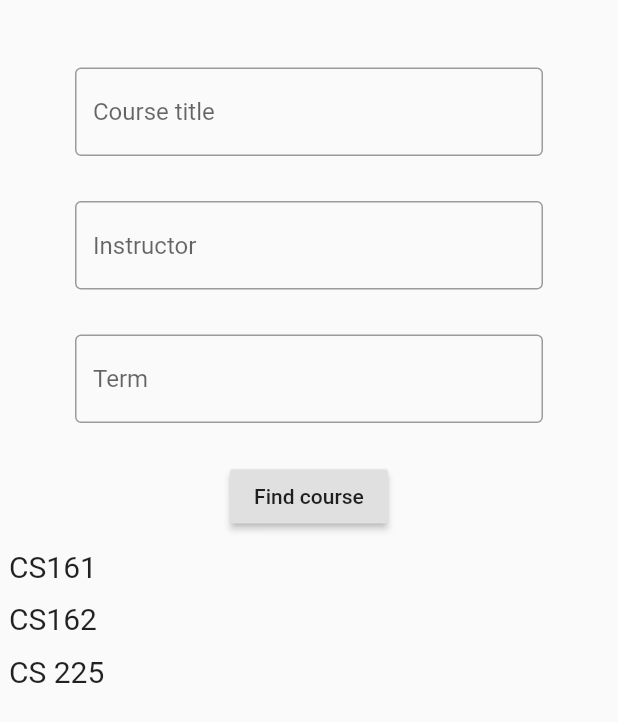
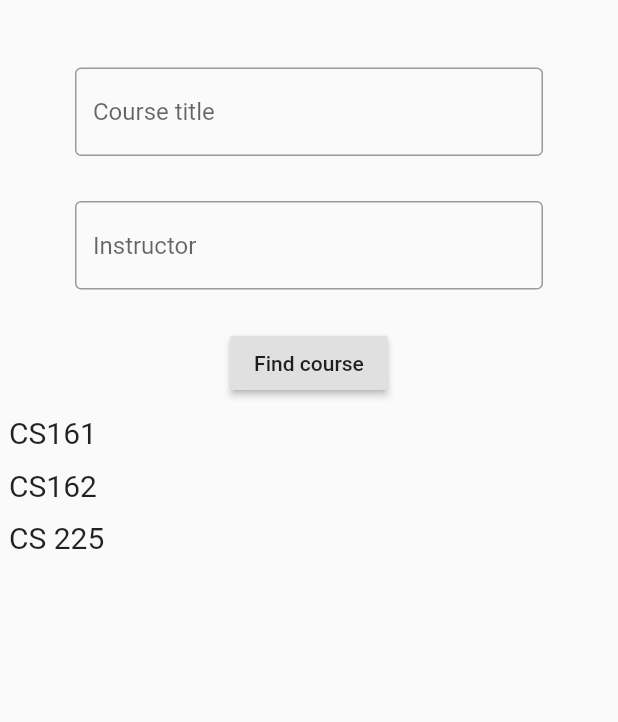
Before and after one commit to teamshutins/osu-course-review, a Flutter app: the screen it shows after launch, on a phone screen of 412 x 824 dp. Shown: the top 722 px of the screen. Run offline on Flutter 3.47's test engine with Material 2 defaults, Android fonts, the phone set to English and light mode, and no system bars; our stand-ins replace cloud_firestore; accounts and stored records are empty.

Commit message:
change CourseSearch into a stateful widget and remove search input for term

```diff
--- a/lib/components/search_results.dart
+++ b/lib/components/search_results.dart
@@ -1,10 +1,11 @@
 
+// import offical
 import 'package:flutter/material.dart';
 import 'dart:async' show Future;
 import 'package:flutter/services.dart' show rootBundle;
 import 'dart:convert';
 
-
+// import custom
 import './result.dart';
 
 class SearchResults extends StatefulWidget {
@@ -43,12 +44,8 @@ class _SearchResultsState extends State<SearchResults> {
       print('tap detected');
     }
 
-    final List<String> entries = <String>['A', 'Y', 'C'];
-    final List<int> colorCodes = <int>[600, 500, 100];
-
     return Expanded(
       child: ListView.builder(
-        // padding: const EdgeInsets.all(8),
         itemCount: _courseCatalog.length,
         itemBuilder: (BuildContext context, int index) {
           return Result(
--- a/lib/screens/course_search.dart
+++ b/lib/screens/course_search.dart
@@ -1,7 +1,17 @@
 import 'package:flutter/material.dart';
 import '../components/search_results.dart';
 
-class CourseSearch extends StatelessWidget {
+class CourseSearch extends StatefulWidget {
+  @override
+  State<StatefulWidget> createState() {
+    return CourseSearchState();
+  }
+}
+
+class CourseSearchState extends State<CourseSearch> {
+  String titleQuery;
+  String instructorQuery;
+
   @override
   Widget build(BuildContext context) {
     return Scaffold(
@@ -32,15 +42,6 @@ class CourseSearch extends StatelessWidget {
                   ),
                 ),
                 Padding(
-                  padding: const EdgeInsets.symmetric(vertical: 15.0),
-                  child: TextField(
-                    decoration: const InputDecoration(
-                      border: OutlineInputBorder(),
-                      hintText: 'Term',
-                    ),
-                  ),
-                ),
-                Padding(
                   padding: const EdgeInsets.only(top: 10.0),
                   child: RaisedButton(
                     onPressed: () {
```
